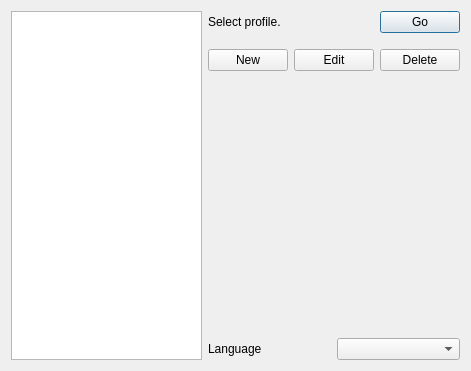
Old version of the form src/gmaginai_l/forms/profile_form.ui in the repository Spoonail-Iroiro/gmaginai-l.
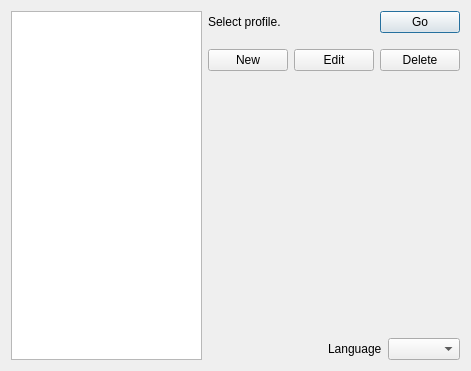
New version of the form.

Patch:
```diff
--- a/src/gmaginai_l/forms/profile_form.ui
+++ b/src/gmaginai_l/forms/profile_form.ui
@@ -109,6 +109,19 @@
      </item>
      <item>
       <layout class="QHBoxLayout" name="horizontalLayout_5">
+       <item>
+        <spacer name="horizontalSpacer_2">
+         <property name="orientation">
+          <enum>Qt::Orientation::Horizontal</enum>
+         </property>
+         <property name="sizeHint" stdset="0">
+          <size>
+           <width>40</width>
+           <height>20</height>
+          </size>
+         </property>
+        </spacer>
+       </item>
        <item>
         <widget class="QLabel" name="label_2">
          <property name="text">
```
